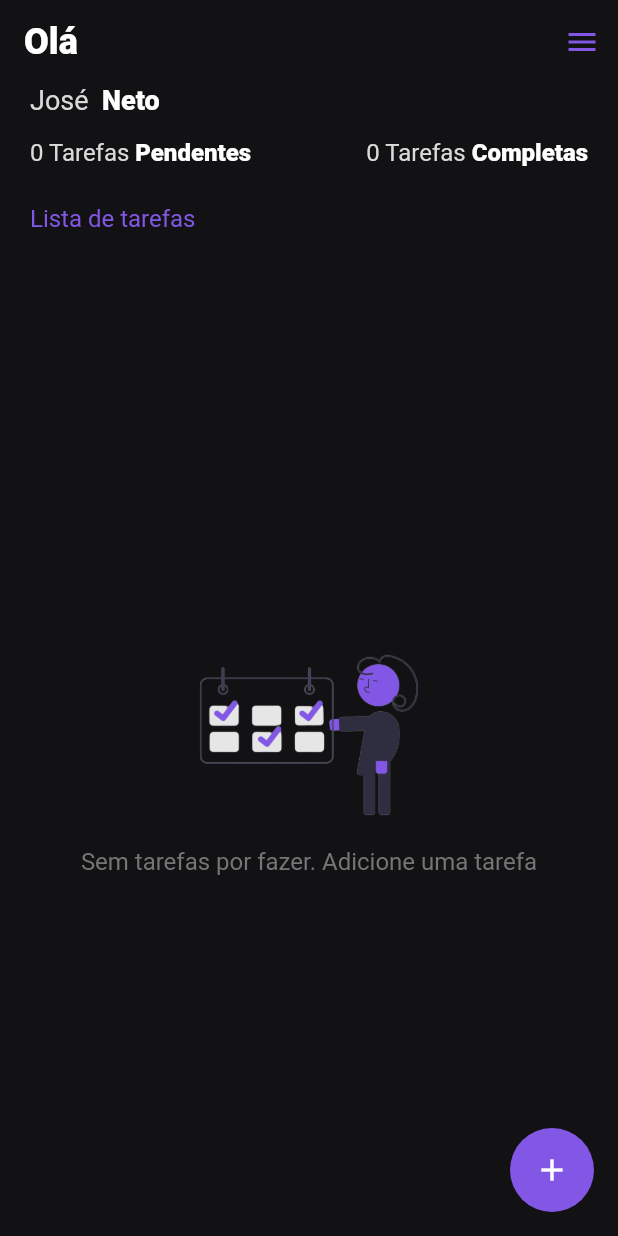
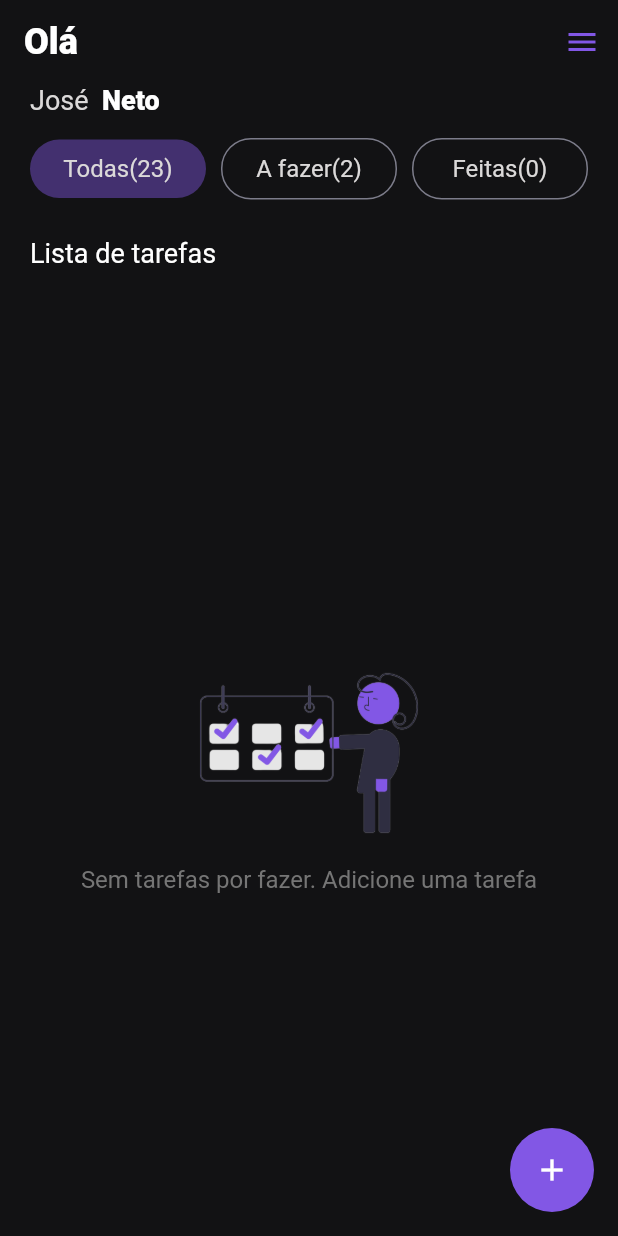
Before and after one commit to josedeneto/todo_app, a Flutter app: the screen it shows after launch, on a phone screen of 412 x 824 dp. Run offline on Flutter 3.47's test engine with Material 2 defaults, Android fonts, the phone set to English and light mode, and no system bars.

Commit message:
Add chips for filter todo and update the color of Fab button

```diff
--- a/lib/app/app_todo.dart
+++ b/lib/app/app_todo.dart
@@ -1,5 +1,5 @@
-import 'package:app_todo/app/pages/add_todo_page.dart';
-import 'package:app_todo/app/pages/home_page.dart';
+import 'package:app_todo/app/pages/add_todo/add_todo_page.dart';
+import 'package:app_todo/app/pages/home/home_page.dart';
 import 'package:app_todo/app/utils/theme/app_theme.dart';
 import 'package:flutter/material.dart';
 
--- a/lib/app/pages/add_todo_page.dart
+++ b/lib/app/pages/add_todo/add_todo_page.dart
@@ -2,8 +2,8 @@ import 'package:app_todo/app/utils/helpers/todo_validators.dart';
 import 'package:app_todo/app/utils/widgets/app_bar_widget.dart';
 import 'package:flutter/material.dart';
 
-import '../utils/colors/app_color.dart';
-import '../utils/helpers/messages_validate.dart';
+import '../../utils/colors/app_color.dart';
+import '../../utils/helpers/messages_validate.dart';
 
 class AddTodoPage extends StatefulWidget {
   const AddTodoPage({super.key});
--- a/lib/app/pages/home_page.dart
+++ b/lib/app/pages/home/home_page.dart
@@ -5,7 +5,7 @@ import 'package:app_todo/app/utils/style/app_typography.dart';
 import 'package:app_todo/app/utils/widgets/app_bar_widget.dart';
 import 'package:flutter/material.dart';
 
-import 'home/components/todo_status.dart';
+import 'components/todo_status.dart';
 
 class HomePage extends StatefulWidget {
   const HomePage({super.key});
@@ -61,16 +61,36 @@ class _HomePageState extends State<HomePage> {
               height: 15,
             ),
             Row(
-              mainAxisAlignment: MainAxisAlignment.spaceBetween,
               children: [
-                TodoStatus(
-                  todos: todos,
-                  status: 'Pendentes',
+                Expanded(
+                  child: Container(
+                    padding: const EdgeInsets.all(10),
+                    decoration: BoxDecoration(
+                        color: AppColor.chips,
+                        borderRadius: BorderRadius.circular(20)),
+                    child: const Center(child:  Text('Todas(23)')),
+                  ),
                 ),
-                 TodoStatus(
-                  todos: todos,
-                  status: 'Completas',
-                )
+                const SizedBox(width: 10,),
+                Expanded(
+                  child: Container(
+                    padding: const EdgeInsets.all(10),
+                    decoration: BoxDecoration(
+                        border: Border.all(color: AppColor.hint, width: 1),
+                        borderRadius: BorderRadius.circular(20)),
+                    child: const Center(child: Text('A fazer(2)')),
+                  ),
+                ),
+                const SizedBox(width: 10,),
+                Expanded(
+                  child: Container(
+                    padding: const EdgeInsets.all(10),
+                    decoration: BoxDecoration(
+                        border: Border.all(color: AppColor.hint, width: 1),
+                        borderRadius: BorderRadius.circular(20)),
+                    child: const Center(child: Text('Feitas(0)')),
+                  ),
+                ),
               ],
             ),
             const SizedBox(
@@ -78,9 +98,7 @@ class _HomePageState extends State<HomePage> {
             ),
             Text(
               'Lista de tarefas',
-              style: AppTypography.normal!.copyWith(
-                color: AppColor.secondary,
-              ),
+              style: AppTypography.boldText!.copyWith(fontSize: 18, fontWeight: FontWeight.w400,)
             ),
             const SizedBox(
               height: 20,
@@ -98,9 +116,8 @@ class _HomePageState extends State<HomePage> {
                           Text(
                             AppConstants.messageNoTodo,
                             textAlign: TextAlign.center,
-                            style: AppTypography.normal!.copyWith(
-                              color: AppColor.grey
-                            ),
+                            style: AppTypography.normal!
+                                .copyWith(color: AppColor.grey),
                           ),
                         ],
                       ),
--- a/lib/app/utils/colors/app_color.dart
+++ b/lib/app/utils/colors/app_color.dart
@@ -11,4 +11,7 @@ class AppColor {
   static Color grey = Colors.grey.shade600;
   static const textField = Color(0XFF202024);
   static const border = Color.fromARGB(255, 35, 35, 39);
+  static const listIndex = Color.fromARGB(24, 161, 133, 226);
+   static const chips = Color.fromARGB(111, 130, 87, 229);
+
 }
```
